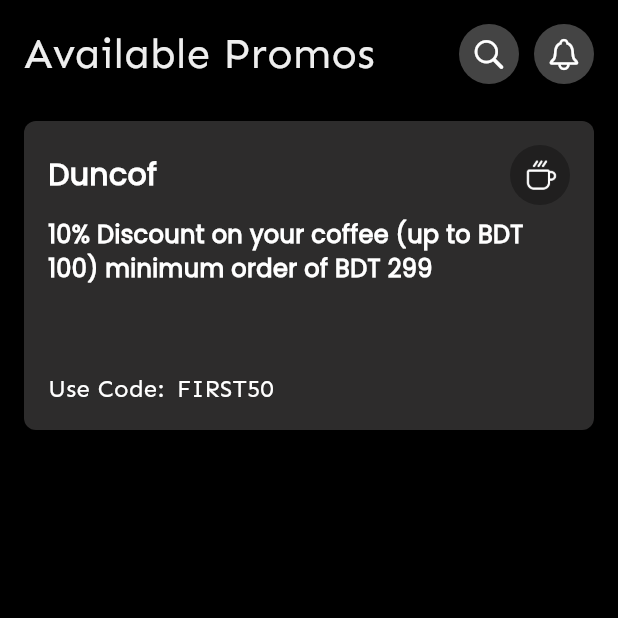
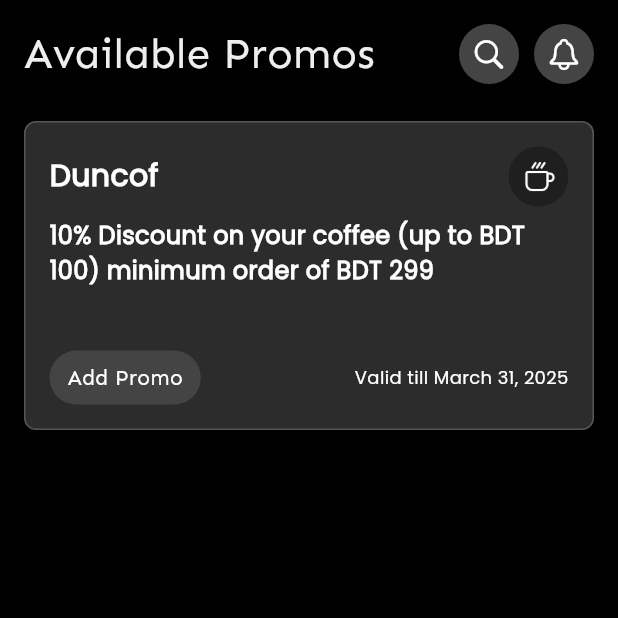
Before and after one commit to khsujon/Amar_Wallet, a Flutter app: the OfferScreen screen opened directly, on a phone screen of 412 x 824 dp, the top half of it. Run offline on Flutter 3.47's test engine with Material 3 defaults, Android fonts, the phone set to English and light mode, and no system bars; our stand-ins replace barcode_widget, flutter_swiper_view, sms_autofill.

Commit message:
offer card designed

```diff
--- a/lib/screens/offer_screen/offer_screen.dart
+++ b/lib/screens/offer_screen/offer_screen.dart
@@ -67,6 +67,10 @@
                       decoration: BoxDecoration(
                         borderRadius: BorderRadius.circular(8),
                         color: Color.fromRGBO(45, 44, 44, 1),
+                        border: Border.all(
+                          color: Color.fromRGBO(255, 255, 255, 0.2),
+                          width: 1,
+                        ),
                       ),
                       child: Column(
                         crossAxisAlignment: CrossAxisAlignment.start,
@@ -109,22 +113,30 @@
                           ),
                           const Spacer(),
                           Row(
+                            mainAxisAlignment: MainAxisAlignment.spaceBetween,
                             children: [
-                              const Text(
-                                'Use Code:',
-                                style: TextStyle(
-                                  fontFamily: 'Sen',
-                                  fontSize: 16,
-                                  fontWeight: FontWeight.w400,
-                                  color: Colors.white,
+                              Container(
+                                padding: const EdgeInsets.symmetric(
+                                    horizontal: 12, vertical: 8),
+                                decoration: BoxDecoration(
+                                  color: Color.fromRGBO(68, 68, 68, 1),
+                                  borderRadius: BorderRadius.circular(20),
+                                ),
+                                child: const Text(
+                                  'Add Promo',
+                                  style: TextStyle(
+                                    fontFamily: 'Sen',
+                                    fontSize: 14,
+                                    fontWeight: FontWeight.w500,
+                                    color: Colors.white,
+                                  ),
                                 ),
                               ),
-                              const SizedBox(width: 8),
                               const Text(
-                                'FIRST50',
+                                'Valid till March 31, 2025',
                                 style: TextStyle(
-                                  fontFamily: 'Sen',
-                                  fontSize: 16,
+                                  fontFamily: 'Poppins',
+                                  fontSize: 12,
                                   fontWeight: FontWeight.w400,
                                   color: Colors.white,
                                 ),
```
